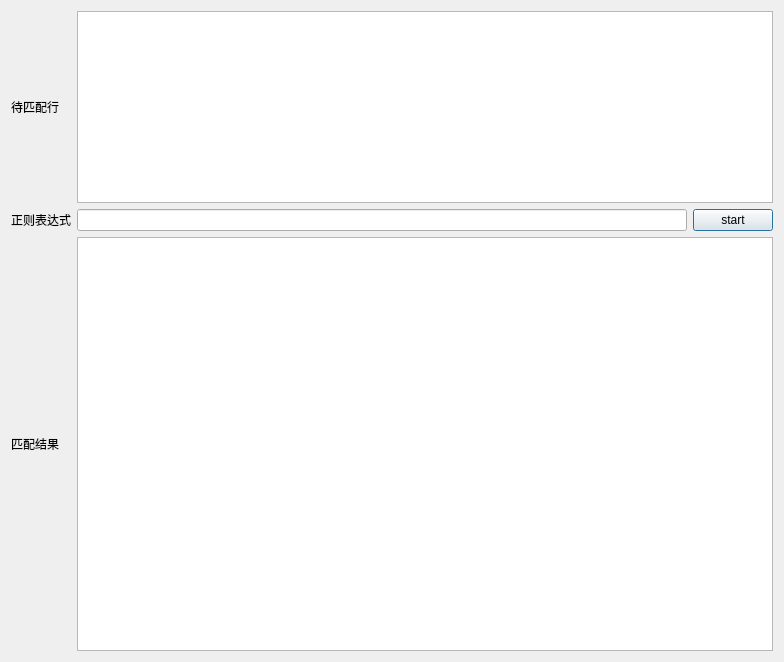
Old version of the form designer/dialog_regular_express.ui in the repository funway/TransferDog.
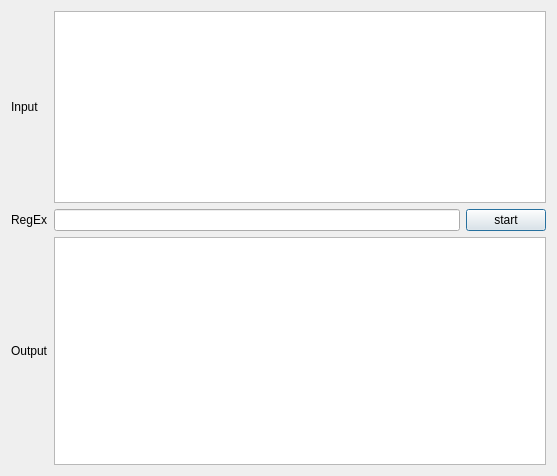
New version of the form.

Commit message: 追加 正则表达式测试 对话框

```diff
--- a/designer/dialog_regular_express.ui
+++ b/designer/dialog_regular_express.ui
@@ -6,13 +6,16 @@
    <rect>
     <x>0</x>
     <y>0</y>
-    <width>784</width>
-    <height>662</height>
+    <width>557</width>
+    <height>476</height>
    </rect>
   </property>
   <property name="windowTitle">
    <string>Dialog</string>
   </property>
+  <property name="styleSheet">
+   <string notr="true"/>
+  </property>
   <layout class="QGridLayout" name="gridLayout">
    <item row="1" column="1">
     <layout class="QHBoxLayout" name="horizontalLayout">
@@ -28,8 +31,29 @@
      </item>
     </layout>
    </item>
+   <item row="0" column="0">
+    <widget class="QLabel" name="label">
+     <property name="text">
+      <string>Input</string>
+     </property>
+    </widget>
+   </item>
+   <item row="1" column="0">
+    <widget class="QLabel" name="label_2">
+     <property name="text">
+      <string>RegEx</string>
+     </property>
+    </widget>
+   </item>
+   <item row="2" column="0">
+    <widget class="QLabel" name="label_3">
+     <property name="text">
+      <string>Output</string>
+     </property>
+    </widget>
+   </item>
    <item row="2" column="1">
-    <widget class="QPlainTextEdit" name="pte_output"/>
+    <widget class="QTextBrowser" name="text_output"/>
    </item>
    <item row="0" column="1">
     <widget class="QPlainTextEdit" name="pte_input">
@@ -39,26 +63,11 @@
        <verstretch>0</verstretch>
       </sizepolicy>
      </property>
-    </widget>
-   </item>
-   <item row="0" column="0">
-    <widget class="QLabel" name="label">
-     <property name="text">
-      <string>待匹配行</string>
+     <property name="plainText">
+      <string/>
      </property>
-    </widget>
-   </item>
-   <item row="1" column="0">
-    <widget class="QLabel" name="label_2">
-     <property name="text">
-      <string>正则表达式</string>
-     </property>
-    </widget>
-   </item>
-   <item row="2" column="0">
-    <widget class="QLabel" name="label_3">
-     <property name="text">
-      <string>匹配结果</string>
+     <property name="placeholderText">
+      <string>Input some filenames for testing.</string>
      </property>
     </widget>
    </item>
```
Left out of the diff: 4 changed lines with no effect on the pictures. The commit also changes 9 other files.
